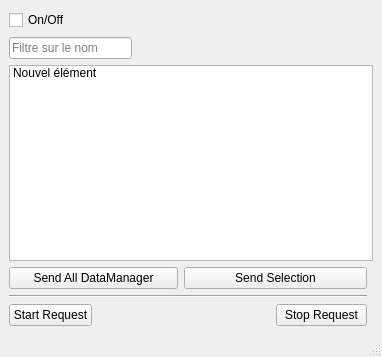
Above: BasicModules/DataExchanger/ihm_DataExchanger.ui from CRLG/LABOTBOX before the change. Below: the same form after it.
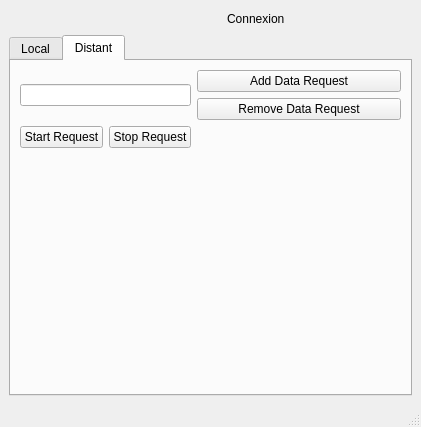
That is the form after the change. The open tabs and pages were chosen to show the change. Icons and pictures are not drawn. Custom widgets are drawn as their Qt base class.

Commit message:
#68 [ExchangerData] Ajout doc + meilleur distinction local/distant
Ajout de la possibilité de choisir une data à demander au distant (transfert ou suppression)
Documentation html pour UserGuides

```diff
--- a/BasicModules/DataExchanger/ihm_DataExchanger.ui
+++ b/BasicModules/DataExchanger/ihm_DataExchanger.ui
@@ -6,8 +6,8 @@
    <rect>
     <x>0</x>
     <y>0</y>
-    <width>382</width>
-    <height>357</height>
+    <width>421</width>
+    <height>427</height>
    </rect>
   </property>
   <property name="windowTitle">
@@ -17,8 +17,72 @@
    <string>Envoie toutes les données contenues dans le DataManager</string>
   </property>
   <widget class="QWidget" name="centralwidget">
+   <layout class="QGridLayout" name="gridLayout_3">
+    <item row="0" column="2">
+     <widget class="QLabel" name="label">
+      <property name="text">
+       <string>Connexion</string>
+      </property>
+     </widget>
+    </item>
+    <item row="0" column="1">
+     <widget class="QLed" name="led_exchanger_connected">
+      <property name="minimumSize">
+       <size>
+        <width>20</width>
+        <height>20</height>
+       </size>
+      </property>
+      <property name="maximumSize">
+       <size>
+        <width>20</width>
+        <height>20</height>
+       </size>
+      </property>
+      <property name="toolTip">
+       <string>Connection state</string>
+      </property>
+      <property name="whatsThis">
+       <string>Led widget</string>
+      </property>
+      <property name="value">
+       <bool>false</bool>
+      </property>
+      <property name="onColor">
+       <enum>QLed::Green</enum>
+      </property>
+      <property name="offColor">
+       <enum>QLed::Grey</enum>
+      </property>
+      <property name="shape">
+       <enum>QLed::Circle</enum>
+      </property>
+     </widget>
+    </item>
+    <item row="1" column="0" colspan="3">
+     <widget class="QTabWidget" name="tabWidget">
+      <property name="enabled">
+       <bool>true</bool>
+      </property>
+      <property name="currentIndex">
+       <number>0</number>
+      </property>
+      <widget class="QWidget" name="tab_local">
+       <attribute name="title">
+        <string>Local</string>
+       </attribute>
    <layout class="QGridLayout" name="gridLayout">
-    <item row="0" column="3">
+        <item row="0" column="0">
+         <widget class="QCheckBox" name="active_gateway">
+          <property name="toolTip">
+           <string>Active le transfert vers le distant</string>
+          </property>
+          <property name="text">
+           <string>On/Off</string>
+          </property>
+         </widget>
+        </item>
+        <item row="0" column="1">
      <widget class="QPushButton" name="PB_refresh_liste">
       <property name="toolTip">
        <string>Mise à jour de la liste des variables disponibles</string>
@@ -41,14 +105,7 @@
       </property>
      </widget>
     </item>
-    <item row="1" column="0" colspan="3">
-     <widget class="QLineEdit" name="filtre_noms_variables">
-      <property name="placeholderText">
-       <string>Filtre sur le nom</string>
-      </property>
-     </widget>
-    </item>
-    <item row="0" column="4">
+        <item row="0" column="2">
      <widget class="QPushButton" name="pb_decoche_tout">
       <property name="toolTip">
        <string>Décoche tout</string>
@@ -65,7 +122,44 @@
       </property>
      </widget>
     </item>
-    <item row="1" column="3">
+        <item row="0" column="3">
+         <widget class="QPushButton" name="pb_coche_tout">
+          <property name="toolTip">
+           <string>Sélectionne tout</string>
+          </property>
+          <property name="text">
+           <string/>
+          </property>
+          <property name="icon">
+           <iconset resource="../../icons.qrc">
+            <normaloff>:/icons/select_all.png</normaloff>:/icons/select_all.png</iconset>
+          </property>
+          <property name="flat">
+           <bool>true</bool>
+          </property>
+         </widget>
+        </item>
+        <item row="0" column="4">
+         <spacer name="horizontalSpacer">
+          <property name="orientation">
+           <enum>Qt::Horizontal</enum>
+          </property>
+          <property name="sizeHint" stdset="0">
+           <size>
+            <width>125</width>
+            <height>20</height>
+           </size>
+          </property>
+         </spacer>
+        </item>
+        <item row="1" column="0">
+         <widget class="QLineEdit" name="filtre_noms_variables">
+          <property name="placeholderText">
+           <string>Filtre sur le nom</string>
+          </property>
+         </widget>
+        </item>
+        <item row="1" column="1">
      <widget class="QPushButton" name="pb_open_variables_liste">
       <property name="toolTip">
        <string>Charge une liste de data</string>
@@ -99,24 +193,7 @@
       </property>
      </widget>
     </item>
-    <item row="0" column="5">
-     <widget class="QPushButton" name="pb_coche_tout">
-      <property name="toolTip">
-       <string>Sélectionne tout</string>
-      </property>
-      <property name="text">
-       <string/>
-      </property>
-      <property name="icon">
-       <iconset resource="../../icons.qrc">
-        <normaloff>:/icons/select_all.png</normaloff>:/icons/select_all.png</iconset>
-      </property>
-      <property name="flat">
-       <bool>true</bool>
-      </property>
-     </widget>
-    </item>
-    <item row="2" column="0" colspan="9">
+        <item row="2" column="0" colspan="5">
      <widget class="QListWidget" name="liste_variables">
       <property name="alternatingRowColors">
        <bool>true</bool>
@@ -140,54 +217,7 @@
       </item>
      </widget>
     </item>
-    <item row="0" column="7">
-     <widget class="QLed" name="led_exchanger_connected">
-      <property name="minimumSize">
-       <size>
-        <width>20</width>
-        <height>20</height>
-       </size>
-      </property>
-      <property name="maximumSize">
-       <size>
-        <width>20</width>
-        <height>20</height>
-       </size>
-      </property>
-      <property name="toolTip">
-       <string>Connection state</string>
-      </property>
-      <property name="whatsThis">
-       <string>Led widget</string>
-      </property>
-      <property name="value">
-       <bool>false</bool>
-      </property>
-      <property name="onColor">
-       <enum>QLed::Green</enum>
-      </property>
-      <property name="offColor">
-       <enum>QLed::Grey</enum>
-      </property>
-      <property name="shape">
-       <enum>QLed::Circle</enum>
-      </property>
-     </widget>
-    </item>
-    <item row="0" column="6">
-     <spacer name="horizontalSpacer">
-      <property name="orientation">
-       <enum>Qt::Horizontal</enum>
-      </property>
-      <property name="sizeHint" stdset="0">
-       <size>
-        <width>40</width>
-        <height>20</height>
-       </size>
-      </property>
-     </spacer>
-    </item>
-    <item row="3" column="0" colspan="4">
+        <item row="3" column="0" colspan="2">
      <widget class="QPushButton" name="pb_send_all_data_manager">
       <property name="toolTip">
        <string>Envoie toutes les données du DataManager une fois</string>
@@ -197,31 +227,7 @@
       </property>
      </widget>
     </item>
-    <item row="0" column="0" colspan="2">
-     <widget class="QCheckBox" name="active_gateway">
-      <property name="text">
-       <string>On/Off</string>
-      </property>
-     </widget>
-    </item>
-    <item row="5" column="0" colspan="2">
-     <widget class="QPushButton" name="pb_start_request">
-      <property name="toolTip">
-       <string>Demande au distant de commencer le transfert</string>
-      </property>
-      <property name="text">
-       <string>Start Request</string>
-      </property>
-     </widget>
-    </item>
-    <item row="4" column="0" colspan="8">
-     <widget class="Line" name="line">
-      <property name="orientation">
-       <enum>Qt::Horizontal</enum>
-      </property>
-     </widget>
-    </item>
-    <item row="3" column="4" colspan="4">
+        <item row="3" column="2" colspan="3">
      <widget class="QPushButton" name="pb_send_selection">
       <property name="toolTip">
        <string>Envoie les données sélectionnées une fois</string>
@@ -231,7 +237,37 @@
       </property>
      </widget>
     </item>
-    <item row="5" column="6" colspan="2">
+       </layout>
+      </widget>
+      <widget class="QWidget" name="tab_distant">
+       <attribute name="title">
+        <string>Distant</string>
+       </attribute>
+       <layout class="QGridLayout" name="gridLayout_2">
+        <item row="3" column="0">
+         <spacer name="verticalSpacer">
+          <property name="orientation">
+           <enum>Qt::Vertical</enum>
+          </property>
+          <property name="sizeHint" stdset="0">
+           <size>
+            <width>20</width>
+            <height>194</height>
+           </size>
+          </property>
+         </spacer>
+        </item>
+        <item row="2" column="0">
+         <widget class="QPushButton" name="pb_start_request">
+          <property name="toolTip">
+           <string>Demande au distant de commencer le transfert</string>
+          </property>
+          <property name="text">
+           <string>Start Request</string>
+          </property>
+         </widget>
+        </item>
+        <item row="2" column="1">
      <widget class="QPushButton" name="pb_stop_request">
       <property name="toolTip">
        <string>Demande au distant d'arêter le transfert</string>
@@ -241,6 +277,46 @@
       </property>
      </widget>
     </item>
+        <item row="2" column="2">
+         <spacer name="horizontalSpacer_2">
+          <property name="orientation">
+           <enum>Qt::Horizontal</enum>
+          </property>
+          <property name="sizeHint" stdset="0">
+           <size>
+            <width>164</width>
+            <height>20</height>
+           </size>
+          </property>
+         </spacer>
+        </item>
+        <item row="0" column="2">
+         <widget class="QPushButton" name="pb_add_data_request">
+          <property name="toolTip">
+           <string>Demande d'ajout d'une data au transfert</string>
+          </property>
+          <property name="text">
+           <string>Add Data Request</string>
+          </property>
+         </widget>
+        </item>
+        <item row="1" column="2">
+         <widget class="QPushButton" name="pb_remove_data_request">
+          <property name="toolTip">
+           <string>Demande de suppression d'une data au transfert</string>
+          </property>
+          <property name="text">
+           <string>Remove Data Request</string>
+          </property>
+         </widget>
+        </item>
+        <item row="0" column="0" rowspan="2" colspan="2">
+         <widget class="QLineEdit" name="distant_data_name"/>
+        </item>
+       </layout>
+      </widget>
+     </widget>
+    </item>
    </layout>
   </widget>
   <widget class="QMenuBar" name="menubar">
```
Left out of the diff: 6 changed lines with no effect on the pictures. Lines whose indentation alone changed are shown as unchanged. The commit also changes 4 other files.
